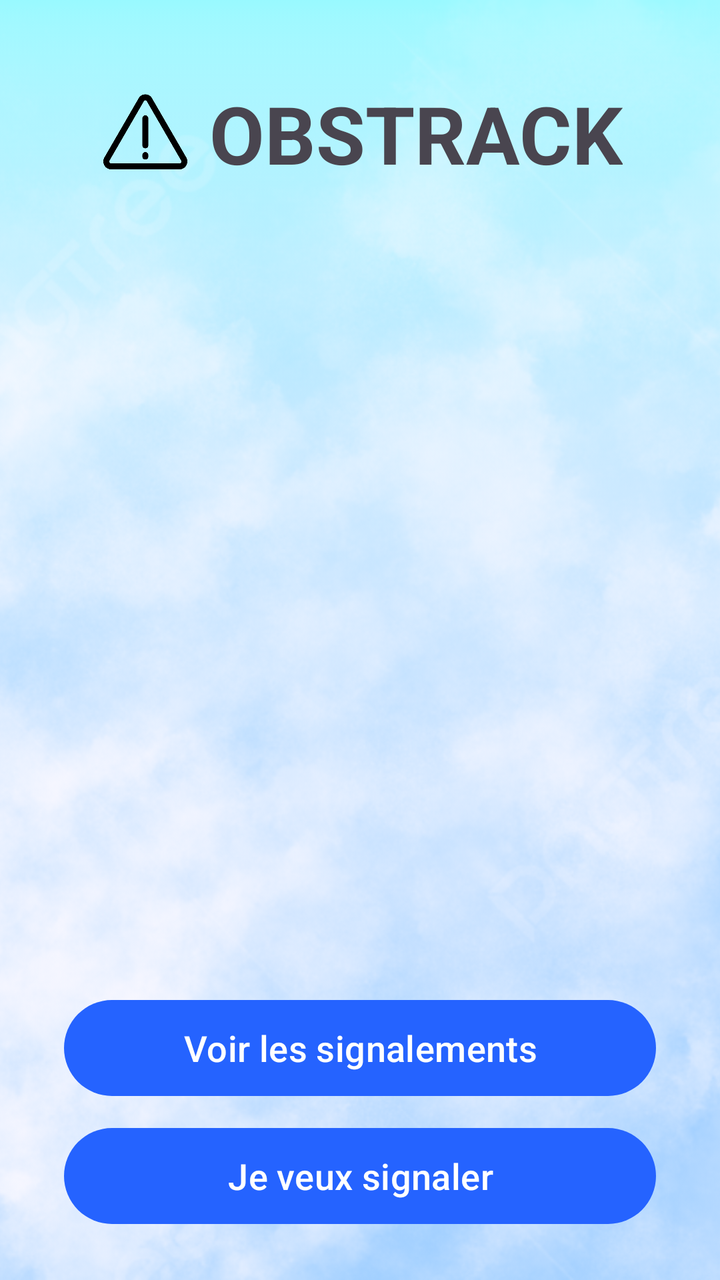
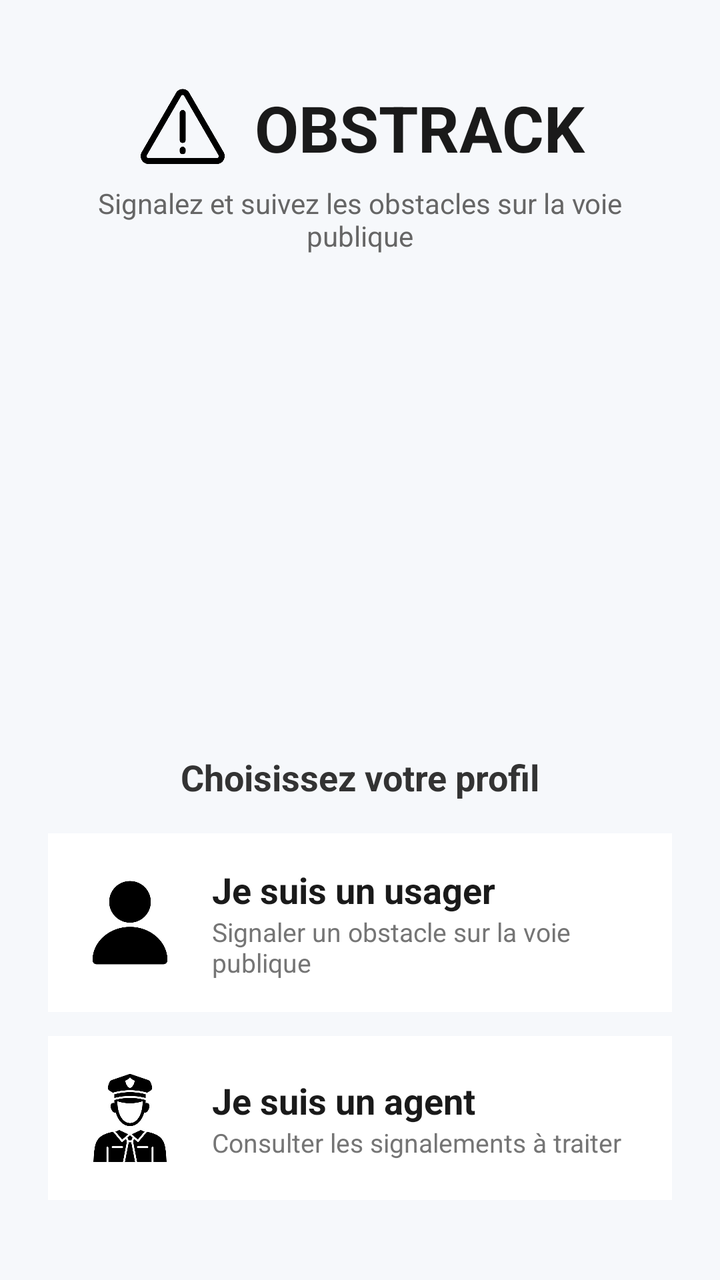

The first picture is an Android layout as it rendered before a commit; the second is the same layout after the commit. The layout source and the unified diff follow.
<!-- AndroidManifest.xml: application theme Theme.Obstrack -->
<!-- res/layout/activity_main.xml -->
<?xml version="1.0" encoding="utf-8"?>
<androidx.constraintlayout.widget.ConstraintLayout xmlns:android="http://schemas.android.com/apk/res/android"
    xmlns:app="http://schemas.android.com/apk/res-auto"
    xmlns:tools="http://schemas.android.com/tools"
    android:id="@+id/main"
    android:layout_width="match_parent"
    android:layout_height="match_parent"
    tools:context=".MainActivity">

    <ImageView
        android:id="@+id/backgroundImage"
        android:layout_width="match_parent"
        android:layout_height="match_parent"
        android:scaleType="centerCrop"
        android:src="@drawable/fondmenu"
        android:alpha="0.4"
        app:layout_constraintTop_toTopOf="parent"
        app:layout_constraintBottom_toBottomOf="parent"
        app:layout_constraintStart_toStartOf="parent"
        app:layout_constraintEnd_toEndOf="parent"/>

    <LinearLayout
        android:id="@+id/titleContainer"
        android:layout_width="wrap_content"
        android:layout_height="wrap_content"
        android:layout_marginTop="40dp"
        android:gravity="center_vertical"
        android:orientation="horizontal"
        app:layout_constraintEnd_toEndOf="parent"
        app:layout_constraintStart_toStartOf="parent"
        app:layout_constraintTop_toTopOf="parent">

        <ImageView
            android:id="@+id/logoImage"
            android:layout_width="48dp"
            android:layout_height="48dp"
            android:layout_marginEnd="8dp"
            android:src="@mipmap/logo" />

        <TextView
            android:id="@+id/textView"
            android:layout_width="wrap_content"
            android:layout_height="wrap_content"
            android:text="OBSTRACK"
            android:textSize="40sp"
            android:textStyle="bold" />
    </LinearLayout>

    <ImageView
        android:id="@+id/imageView"
        android:layout_width="360dp"
        android:layout_height="280dp"
        android:scaleType="fitCenter"
        app:layout_constraintTop_toTopOf="parent"
        app:layout_constraintBottom_toBottomOf="parent"
        app:layout_constraintStart_toStartOf="parent"
        app:layout_constraintEnd_toEndOf="parent"/>

    <Button
        android:id="@+id/goDefault"
        android:layout_width="0dp"
        android:layout_height="56dp"
        android:text="Voir les signalements"
        android:textSize="18sp"
        android:layout_marginStart="32dp"
        android:layout_marginEnd="32dp"
        android:layout_marginBottom="8dp"
        app:layout_constraintBottom_toTopOf="@id/option"
        app:layout_constraintStart_toStartOf="parent"
        app:layout_constraintEnd_toEndOf="parent" />

    <Button
        android:id="@+id/option"
        android:layout_width="0dp"
        android:layout_height="56dp"
        android:text="Je veux signaler"
        android:textSize="18sp"
        android:layout_marginStart="32dp"
        android:layout_marginEnd="32dp"
        android:layout_marginBottom="24dp"
        app:layout_constraintBottom_toBottomOf="parent"
        app:layout_constraintStart_toStartOf="parent"
        app:layout_constraintEnd_toEndOf="parent" />

</androidx.constraintlayout.widget.ConstraintLayout>
<!-- resources referenced by this layout -->
<resources>
  <!-- drawable fondmenu: png bitmap (drawable, 704039 bytes) -->
  <!-- mipmap logo: png bitmap (mipmap-xxhdpi, 11479 bytes) -->
  <style name="Theme.Obstrack" parent="Theme.Material3.Light.NoActionBar">
          <item name="colorPrimary">@color/blue_obstrack</item>
          <item name="colorPrimaryVariant">@color/blue_night</item>
          <item name="colorOnPrimary">@color/white</item>
          <item name="colorSecondary">@color/blue_obstrack</item>
          <item name="colorSecondaryVariant">@color/blue_night</item>
          <item name="colorOnSecondary">@color/black</item>
          <item name="android:statusBarColor">@color/blue_night</item>
      </style>
  <color name="blue_obstrack">#2563FF</color>
  <color name="blue_night">#1E2B3C</color>
  <color name="white">#FFFFFF</color>
  <color name="black">#000000</color>
</resources>

<!-- the commit's change to res/layout/activity_main.xml (unified diff, before → after) -->
@@ -5,81 +5,159 @@
     android:id="@+id/main"
     android:layout_width="match_parent"
     android:layout_height="match_parent"
-    tools:context=".MainActivity">
-
-    <ImageView
-        android:id="@+id/backgroundImage"
-        android:layout_width="match_parent"
-        android:layout_height="match_parent"
-        android:scaleType="centerCrop"
-        android:src="@drawable/fondmenu"
-        android:alpha="0.4"
-        app:layout_constraintTop_toTopOf="parent"
-        app:layout_constraintBottom_toBottomOf="parent"
-        app:layout_constraintStart_toStartOf="parent"
-        app:layout_constraintEnd_toEndOf="parent"/>
+    android:background="#F6F8FB"
+    tools:context=".app.MainActivity">
 
     <LinearLayout
-        android:id="@+id/titleContainer"
-        android:layout_width="wrap_content"
+        android:id="@+id/header"
+        android:layout_width="match_parent"
         android:layout_height="wrap_content"
+        android:gravity="center"
+        android:orientation="vertical"
         android:layout_marginTop="40dp"
-        android:gravity="center_vertical"
-        android:orientation="horizontal"
-        app:layout_constraintEnd_toEndOf="parent"
-        app:layout_constraintStart_toStartOf="parent"
         app:layout_constraintTop_toTopOf="parent">
 
-        <ImageView
-            android:id="@+id/logoImage"
-            android:layout_width="48dp"
-            android:layout_height="48dp"
-            android:layout_marginEnd="8dp"
-            android:src="@mipmap/logo" />
+        <LinearLayout
+            android:layout_width="wrap_content"
+            android:layout_height="wrap_content"
+            android:gravity="center"
+            android:orientation="horizontal">
+
+            <ImageView
+                android:layout_width="48dp"
+                android:layout_height="48dp"
+                android:layout_marginEnd="12dp"
+                android:src="@mipmap/logo" />
+
+            <TextView
+                android:layout_width="wrap_content"
+                android:layout_height="wrap_content"
+                android:text="OBSTRACK"
+                android:textColor="#1A1A1A"
+                android:textSize="32sp"
+                android:textStyle="bold" />
+        </LinearLayout>
 
         <TextView
-            android:id="@+id/textView"
             android:layout_width="wrap_content"
             android:layout_height="wrap_content"
-            android:text="OBSTRACK"
-            android:textSize="40sp"
-            android:textStyle="bold" />
+            android:layout_marginTop="4dp"
+            android:paddingHorizontal="40dp"
+            android:text="Signalez et suivez les obstacles sur la voie publique"
+            android:textAlignment="center"
+            android:textColor="#666666"
+            android:textSize="14sp" />
     </LinearLayout>
 
     <ImageView
         android:id="@+id/imageView"
-        android:layout_width="360dp"
-        android:layout_height="280dp"
+        android:layout_width="280dp"
+        android:layout_height="220dp"
         android:scaleType="fitCenter"
-        app:layout_constraintTop_toTopOf="parent"
-        app:layout_constraintBottom_toBottomOf="parent"
+        app:layout_constraintBottom_toTopOf="@id/profileSelectionText"
+        app:layout_constraintEnd_toEndOf="parent"
         app:layout_constraintStart_toStartOf="parent"
-        app:layout_constraintEnd_toEndOf="parent"/>
+        app:layout_constraintTop_toBottomOf="@id/header" />
 
-    <Button
+    <TextView
+        android:id="@+id/profileSelectionText"
+        android:layout_width="wrap_content"
+        android:layout_height="wrap_content"
+        android:layout_marginBottom="16dp"
+        android:text="Choisissez votre profil"
+        android:textColor="#333333"
+        android:textSize="18sp"
+        android:textStyle="bold"
+        app:layout_constraintBottom_toTopOf="@id/option"
+        app:layout_constraintEnd_toEndOf="parent"
+        app:layout_constraintStart_toStartOf="parent" />
+
+    <LinearLayout
+        android:id="@+id/option"
+        android:layout_width="0dp"
+        android:layout_height="wrap_content"
+        android:layout_marginHorizontal="24dp"
+        android:layout_marginBottom="12dp"
+        android:background="#FFFFFF"
+        android:clickable="true"
+        android:focusable="true"
+        android:gravity="center_vertical"
+        android:orientation="horizontal"
+        android:padding="16dp"
+        app:layout_constraintBottom_toTopOf="@id/goDefault"
+        app:layout_constraintEnd_toEndOf="parent"
+        app:layout_constraintStart_toStartOf="parent">
+
+        <ImageView
+            android:layout_width="50dp"
+            android:layout_height="50dp"
+            android:layout_marginEnd="16dp"
+            android:src="@drawable/usager" />
+
+        <LinearLayout
+            android:layout_width="match_parent"
+            android:layout_height="wrap_content"
+            android:orientation="vertical">
+
+            <TextView
+                android:layout_width="wrap_content"
+                android:layout_height="wrap_content"
+                android:text="Je suis un usager"
+                android:textColor="#1A1A1A"
+                android:textSize="18sp"
+                android:textStyle="bold" />
+
+            <TextView
+                android:layout_width="wrap_content"
+                android:layout_height="wrap_content"
+                android:text="Signaler un obstacle sur la voie publique"
+                android:textColor="#757575"
+                android:textSize="13sp" />
+        </LinearLayout>
+    </LinearLayout>
+
+    <LinearLayout
         android:id="@+id/goDefault"
         android:layout_width="0dp"
-        android:layout_height="56dp"
-        android:text="Voir les signalements"
-        android:textSize="18sp"
-        android:layout_marginStart="32dp"
-        android:layout_marginEnd="32dp"
-        android:layout_marginBottom="8dp"
-        app:layout_constraintBottom_toTopOf="@id/option"
-        app:layout_constraintStart_toStartOf="parent"
-        app:layout_constraintEnd_toEndOf="parent" />
+        android:layout_height="wrap_content"
+        android:layout_marginHorizontal="24dp"
+        android:layout_marginBottom="40dp"
+        android:background="#FFFFFF"
+        android:clickable="true"
+        android:focusable="true"
+        android:gravity="center_vertical"
+        android:orientation="horizontal"
+        android:padding="16dp"
+        app:layout_constraintBottom_toBottomOf="parent"
+        app:layout_constraintEnd_toEndOf="parent"
+        app:layout_constraintStart_toStartOf="parent">
 
-    <Button
-        android:id="@+id/option"
-        android:layout_width="0dp"
-        android:layout_height="56dp"
-        android:text="Je veux signaler"
-        android:textSize="18sp"
-        android:layout_marginStart="32dp"
-        android:layout_marginEnd="32dp"
-        android:layout_marginBottom="24dp"
-        app:layout_constraintBottom_toBottomOf="parent"
-        app:layout_constraintStart_toStartOf="parent"
-        app:layout_constraintEnd_toEndOf="parent" />
+        <ImageView
+            android:layout_width="50dp"
+            android:layout_height="50dp"
+            android:layout_marginEnd="16dp"
+            android:src="@drawable/agent" />
+
+        <LinearLayout
+            android:layout_width="match_parent"
+            android:layout_height="wrap_content"
+            android:orientation="vertical">
+
+            <TextView
+                android:layout_width="wrap_content"
+                android:layout_height="wrap_content"
+                android:text="Je suis un agent"
+                android:textColor="#1A1A1A"
+                android:textSize="18sp"
+                android:textStyle="bold" />
+
+            <TextView
+                android:layout_width="wrap_content"
+                android:layout_height="wrap_content"
+                android:text="Consulter les signalements à traiter"
+                android:textColor="#757575"
+                android:textSize="13sp" />
+        </LinearLayout>
+    </LinearLayout>
 
 </androidx.constraintlayout.widget.ConstraintLayout>
<!-- resource entries referenced after the edit -->
@@ -1,6 +1,7 @@
 <!-- resources referenced by this layout -->
 <resources>
-  <!-- drawable fondmenu: png bitmap (drawable, 704039 bytes) -->
+  <!-- drawable agent: png bitmap (drawable, 15243 bytes) -->
+  <!-- drawable usager: png bitmap (drawable, 8383 bytes) -->
   <!-- mipmap logo: png bitmap (mipmap-xxhdpi, 11479 bytes) -->
   <style name="Theme.Obstrack" parent="Theme.Material3.Light.NoActionBar">
           <item name="colorPrimary">@color/blue_obstrack</item>
@@ -11,9 +12,9 @@
           <item name="colorOnSecondary">@color/black</item>
           <item name="android:statusBarColor">@color/blue_night</item>
       </style>
-  <color name="blue_obstrack">#2563FF</color>
+  <color name="blue_obstrack">#2563EB</color>
   <color name="blue_night">#1E2B3C</color>
-  <color name="white">#FFFFFF</color>
-  <color name="black">#000000</color>
+  <color name="white">#FFFFFFFF</color>
+  <color name="black">#FF000000</color>
 </resources>
 
